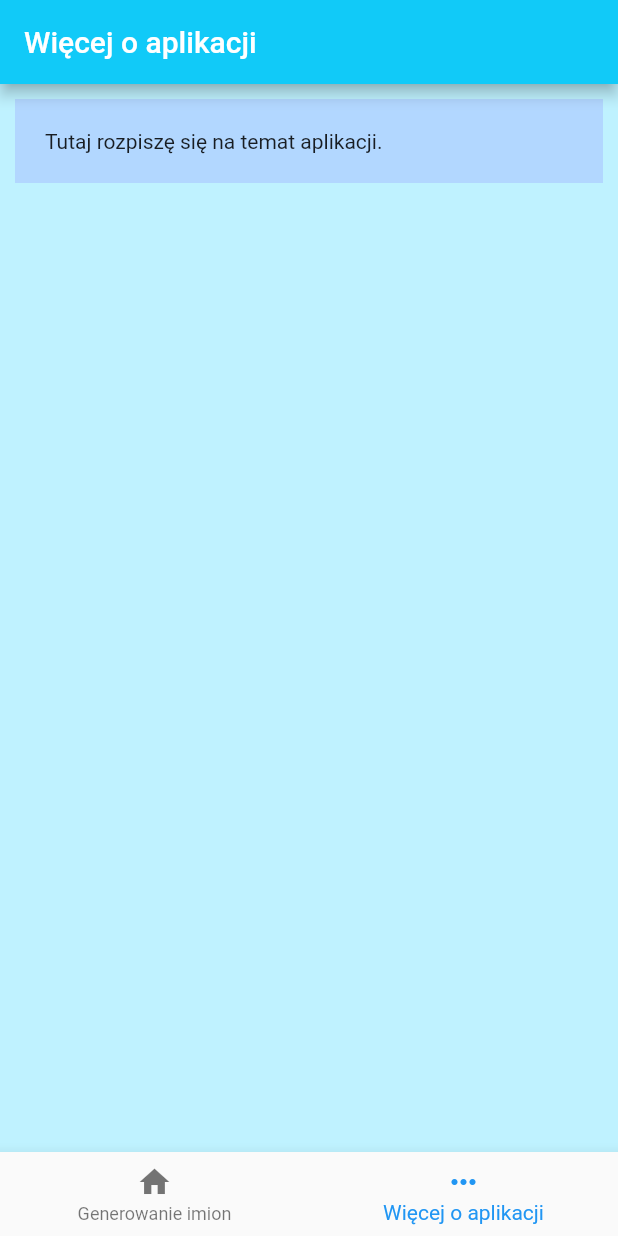
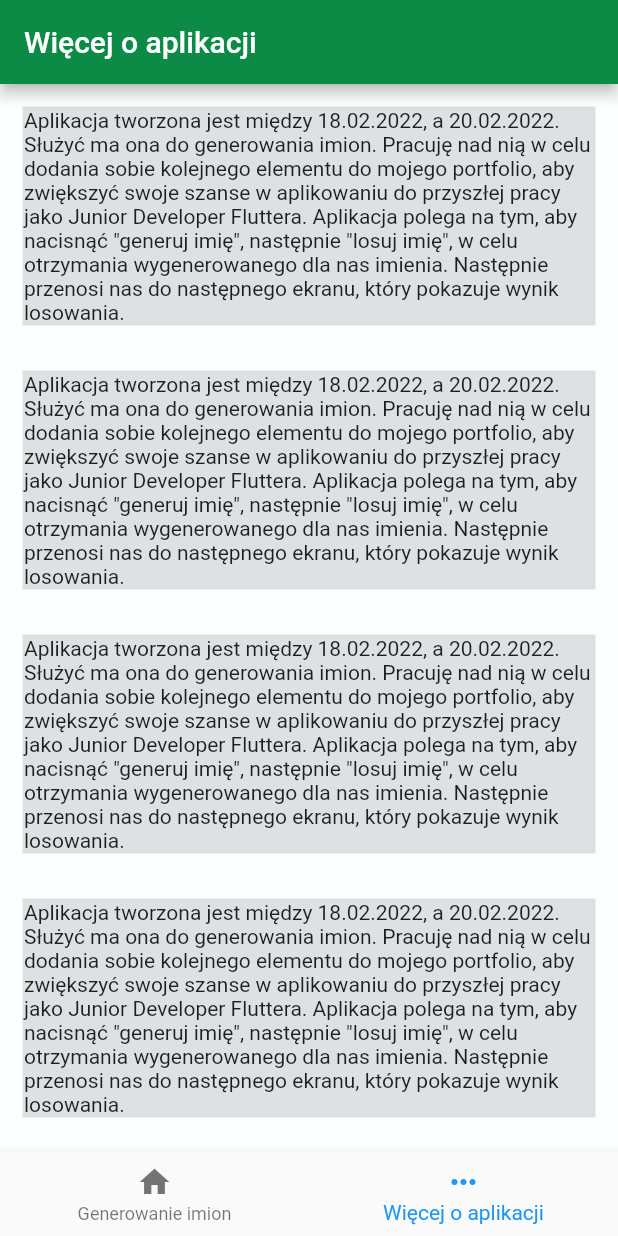
Before and after one commit to michalkrysinski/generator_dzik, a Flutter app: the screen it shows after launch, item 2 of the bottom bar chosen, on a phone screen of 412 x 824 dp. Run offline on Flutter 3.47's test engine with Material 2 defaults, Android fonts, the phone set to English and light mode, and no system bars; our stand-ins replace google_fonts.

Commit message:
Adding small changes to the application

```diff
--- a/lib/app/home/home_page.dart
+++ b/lib/app/home/home_page.dart
@@ -23,11 +23,11 @@ class _HomePageState extends State<HomePage> {
             return const Text('Więcej o aplikacji');
           }
 
-          return const Text('DZIK generator imion');
+          return const Text('DZIK GENERATOR IMION');
         }),
-        backgroundColor: const Color.fromARGB(255, 17, 202, 248),
+        backgroundColor: const Color.fromARGB(255, 11, 139, 69),
       ),
-      backgroundColor: const Color.fromARGB(255, 191, 242, 255),
+      backgroundColor: const Color.fromARGB(255, 254, 255, 255),
       body: Builder(builder: (context) {
         if (currentIndex == 1) {
           return const InformationPageContent();
--- a/lib/app/home/information/information_page_content.dart
+++ b/lib/app/home/information/information_page_content.dart
@@ -11,11 +11,59 @@ class InformationPageContent extends StatelessWidget {
       child: ListView(
         children: [
           Container(
-            color: const Color.fromARGB(255, 178, 215, 255),
-            padding: const EdgeInsets.all(20),
-            margin: const EdgeInsets.all(10),
-            child: const Text('Tutaj rozpiszę się na temat aplikacji.'),
-          )
+            color: const Color.fromARGB(255, 222, 225, 228),
+            padding: const EdgeInsets.all(1),
+            margin: const EdgeInsets.all(15),
+            child: const Expanded(
+              child: Text(
+                  'Aplikacja tworzona jest między 18.02.2022, a 20.02.2022. Służyć ma ona do generowania imion. Pracuję nad nią w celu dodania sobie kolejnego elementu do mojego portfolio, aby zwiększyć swoje szanse w aplikowaniu do przyszłej pracy jako Junior Developer Fluttera. Aplikacja polega na tym, aby nacisnąć "generuj imię", następnie "losuj imię", w celu otrzymania wygenerowanego dla nas imienia. Następnie przenosi nas do następnego ekranu, który pokazuje wynik losowania.'),
+            ),
+          ),
+          Container(
+            color: const Color.fromARGB(255, 222, 225, 228),
+            padding: const EdgeInsets.all(1),
+            margin: const EdgeInsets.all(15),
+            child: const Expanded(
+              child: Text(
+                  'Aplikacja tworzona jest między 18.02.2022, a 20.02.2022. Służyć ma ona do generowania imion. Pracuję nad nią w celu dodania sobie kolejnego elementu do mojego portfolio, aby zwiększyć swoje szanse w aplikowaniu do przyszłej pracy jako Junior Developer Fluttera. Aplikacja polega na tym, aby nacisnąć "generuj imię", następnie "losuj imię", w celu otrzymania wygenerowanego dla nas imienia. Następnie przenosi nas do następnego ekranu, który pokazuje wynik losowania.'),
+            ),
+          ),
+          Container(
+            color: const Color.fromARGB(255, 222, 225, 228),
+            padding: const EdgeInsets.all(1),
+            margin: const EdgeInsets.all(15),
+            child: const Expanded(
+              child: Text(
+                  'Aplikacja tworzona jest między 18.02.2022, a 20.02.2022. Służyć ma ona do generowania imion. Pracuję nad nią w celu dodania sobie kolejnego elementu do mojego portfolio, aby zwiększyć swoje szanse w aplikowaniu do przyszłej pracy jako Junior Developer Fluttera. Aplikacja polega na tym, aby nacisnąć "generuj imię", następnie "losuj imię", w celu otrzymania wygenerowanego dla nas imienia. Następnie przenosi nas do następnego ekranu, który pokazuje wynik losowania.'),
+            ),
+          ),
+          Container(
+            color: const Color.fromARGB(255, 222, 225, 228),
+            padding: const EdgeInsets.all(1),
+            margin: const EdgeInsets.all(15),
+            child: const Expanded(
+              child: Text(
+                  'Aplikacja tworzona jest między 18.02.2022, a 20.02.2022. Służyć ma ona do generowania imion. Pracuję nad nią w celu dodania sobie kolejnego elementu do mojego portfolio, aby zwiększyć swoje szanse w aplikowaniu do przyszłej pracy jako Junior Developer Fluttera. Aplikacja polega na tym, aby nacisnąć "generuj imię", następnie "losuj imię", w celu otrzymania wygenerowanego dla nas imienia. Następnie przenosi nas do następnego ekranu, który pokazuje wynik losowania.'),
+            ),
+          ),
+          Container(
+            color: const Color.fromARGB(255, 222, 225, 228),
+            padding: const EdgeInsets.all(1),
+            margin: const EdgeInsets.all(15),
+            child: const Expanded(
+              child: Text(
+                  'Aplikacja tworzona jest między 18.02.2022, a 20.02.2022. Służyć ma ona do generowania imion. Pracuję nad nią w celu dodania sobie kolejnego elementu do mojego portfolio, aby zwiększyć swoje szanse w aplikowaniu do przyszłej pracy jako Junior Developer Fluttera. Aplikacja polega na tym, aby nacisnąć "generuj imię", następnie "losuj imię", w celu otrzymania wygenerowanego dla nas imienia. Następnie przenosi nas do następnego ekranu, który pokazuje wynik losowania.'),
+            ),
+          ),
+          Container(
+            color: const Color.fromARGB(255, 222, 225, 228),
+            padding: const EdgeInsets.all(1),
+            margin: const EdgeInsets.all(15),
+            child: const Expanded(
+              child: Text(
+                  'Aplikacja tworzona jest między 18.02.2022, a 20.02.2022. Służyć ma ona do generowania imion. Pracuję nad nią w celu dodania sobie kolejnego elementu do mojego portfolio, aby zwiększyć swoje szanse w aplikowaniu do przyszłej pracy jako Junior Developer Fluttera. Aplikacja polega na tym, aby nacisnąć "generuj imię", następnie "losuj imię", w celu otrzymania wygenerowanego dla nas imienia. Następnie przenosi nas do następnego ekranu, który pokazuje wynik losowania.'),
+            ),
+          ),
         ],
       ),
     );
```
Also changed, not shown: lib/app/draw/draw_page.dart (+5 -9 lines), lib/app/home/home_page_content.dart (+3 -14 lines), lib/app/result/result_page.dart (+4 -5 lines), images/graf1.jpg (added).
